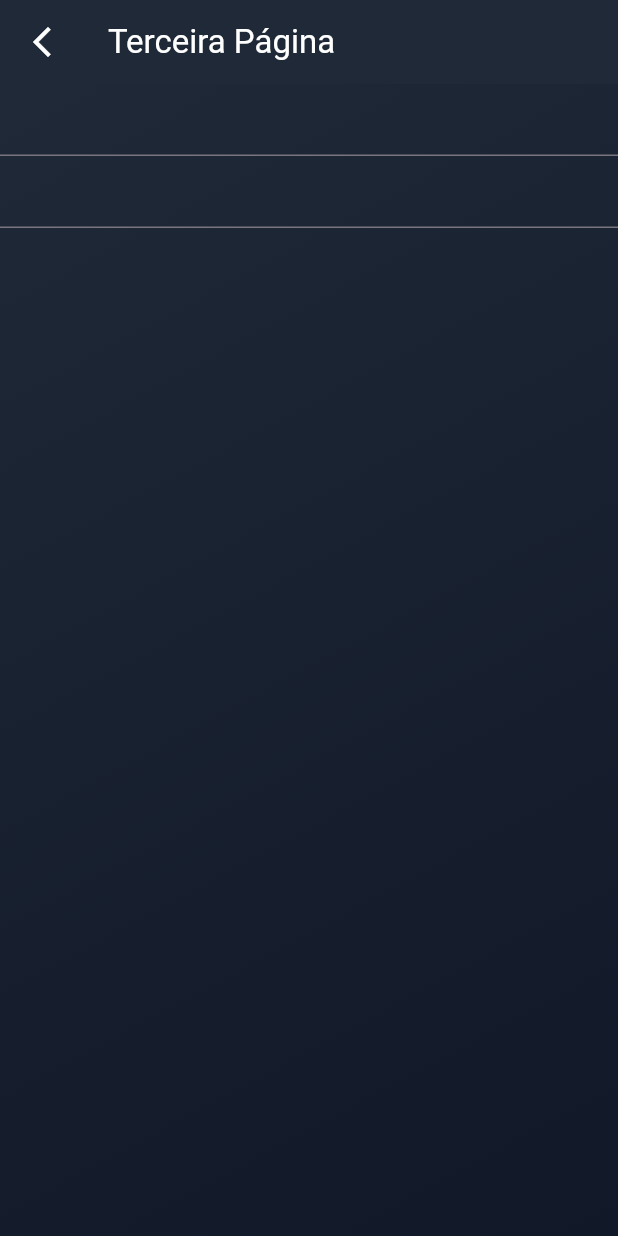
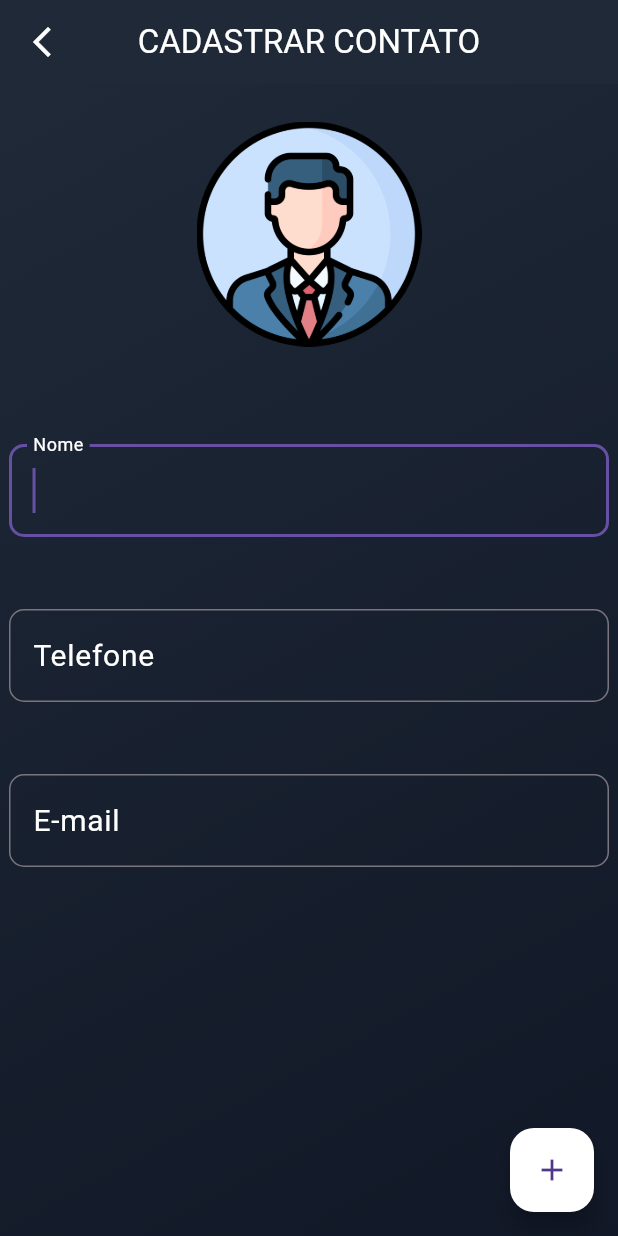
Before and after one commit to luisinhu/contatos_app, a Flutter app: the ThirdPage screen opened directly, on a phone screen of 412 x 824 dp. Run offline on Flutter 3.47's test engine with Material 3 defaults, Android fonts, the phone set to English and light mode, and no system bars.

Commit message:
free fire 2077

```diff
--- a/lib/pages/first_page.dart
+++ b/lib/pages/first_page.dart
@@ -44,8 +44,7 @@ class _First_PageState extends State<First_Page> {
                   // Navigate to the new contact screen
                   Navigator.push(
                     context,
-                    MaterialPageRoute(builder: (context) => const ThirdPage()),
-                  );
+                    MaterialPageRoute(builder: (context) => const ThirdPage()));
                 },
                 child: Container(
                   width: 260,
--- a/lib/pages/third_page.dart
+++ b/lib/pages/third_page.dart
@@ -1,4 +1,5 @@
 import 'package:flutter/material.dart';
+import 'package:contatos_app/pages/first_page.dart';
 
 class ThirdPage extends StatelessWidget {
   const ThirdPage({Key? key}) : super(key: key);
@@ -8,12 +9,14 @@ class ThirdPage extends StatelessWidget {
     return Scaffold(
       appBar: AppBar(
         title: const Text(
-          'Terceira Página',
+          'CADASTRAR CONTATO',
           style: TextStyle(color: Colors.white),
         ),
+        centerTitle: true,
         leading: IconButton(
           onPressed: () {
-            Navigator.pop(context);
+            Navigator.push(
+                context, MaterialPageRoute(builder: (context) => First_Page()));
           },
           icon: const Icon(Icons.arrow_back_ios_new),
           color: Colors.white,
@@ -31,14 +34,83 @@ class ThirdPage extends StatelessWidget {
             end: Alignment.bottomRight,
           ),
         ),
-        child: const SingleChildScrollView(
-          child: Stack(children: [
-            Column(
-              children: [TextField(), TextField()],
-            )
-          ]),
+        child: SingleChildScrollView(
+          child: Column(
+            children: <Widget>[
+              Image.asset("assets/images/contato.png",
+              width: 150,
+              height: 200,),
+              SizedBox(
+                height: 40,
+              ),
+              SizedBox(
+                width: 400,
+                height: 70,
+                child: TextFormField(
+              autofocus: true,
+              keyboardType: TextInputType.name,
+              style: TextStyle(color: Colors.white,fontSize: 20),
+              decoration: InputDecoration(
+                labelText: "Nome",
+                labelStyle: TextStyle(color: Colors.white),
+                border: OutlineInputBorder(
+                  borderRadius: BorderRadius.circular(10),
+                )
+              )
+                )
+              ),
+                 SizedBox(
+                height: 40,
+              ),
+
+              SizedBox(
+                width: 400,
+                height: 70,
+                child: TextFormField(
+              autofocus: true,
+              keyboardType: TextInputType.number,
+              style: TextStyle(color: Colors.white,fontSize: 20),
+              decoration: InputDecoration(
+                  labelText: "Telefone",
+                  labelStyle: TextStyle(color: Colors.white,fontSize: 20),
+                  border: OutlineInputBorder(
+                  borderRadius:
+                  BorderRadius.circular(10),
+                  )
+              )
+                )
+              ),
+                 SizedBox(
+                height: 40,
+              ),
+               SizedBox(
+                width: 400,
+                height: 70,
+                child: TextFormField(
+              autofocus: true,
+              keyboardType: TextInputType.emailAddress,
+              style: TextStyle(color: Colors.white,fontSize: 20),
+              decoration: InputDecoration(
+                  labelText: "E-mail",
+                  labelStyle: TextStyle(color: Colors.white,fontSize: 20),
+                  border: OutlineInputBorder(
+                  borderRadius:
+                  BorderRadius.circular(10),
+                  )
+              )
+                )
+              ),
+              ]
+          ),
         ),
       ),
+      floatingActionButton: FloatingActionButton(onPressed: (){
+
+      },
+      backgroundColor: Colors.white,
+      child: Icon(Icons.add),
+      ),
+      floatingActionButtonLocation: FloatingActionButtonLocation.endFloat,
     );
   }
 }
--- a/pubspec.yaml
+++ b/pubspec.yaml
@@ -59,6 +59,7 @@ flutter:
   uses-material-design: true
   assets:
     - assets/images/logo.png
+    - assets/images/contato.png
 
   # To add assets to your application, add an assets section, like this:
   # assets:
```
Also changed, not shown: assets/images/contato.png (added).
